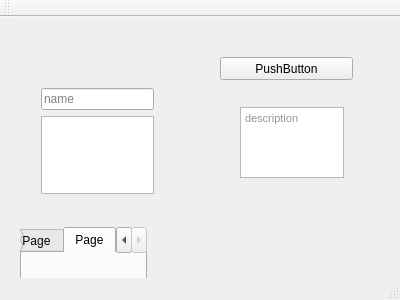
Old version of the form Qt/Popup/mainwindow.ui in the repository elixir67/Sandbox.
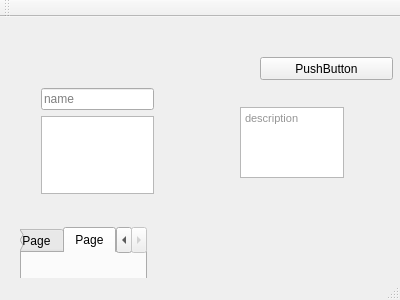
New version of the form.

Patch:
```diff
--- a/Qt/Popup/mainwindow.ui
+++ b/Qt/Popup/mainwindow.ui
@@ -72,7 +72,7 @@
    <widget class="QPushButton" name="pushButton">
     <property name="geometry">
      <rect>
-      <x>220</x>
+      <x>260</x>
       <y>40</y>
       <width>133</width>
       <height>23</height>
```
Left out of the diff: 3 changed lines with no effect on the pictures.
